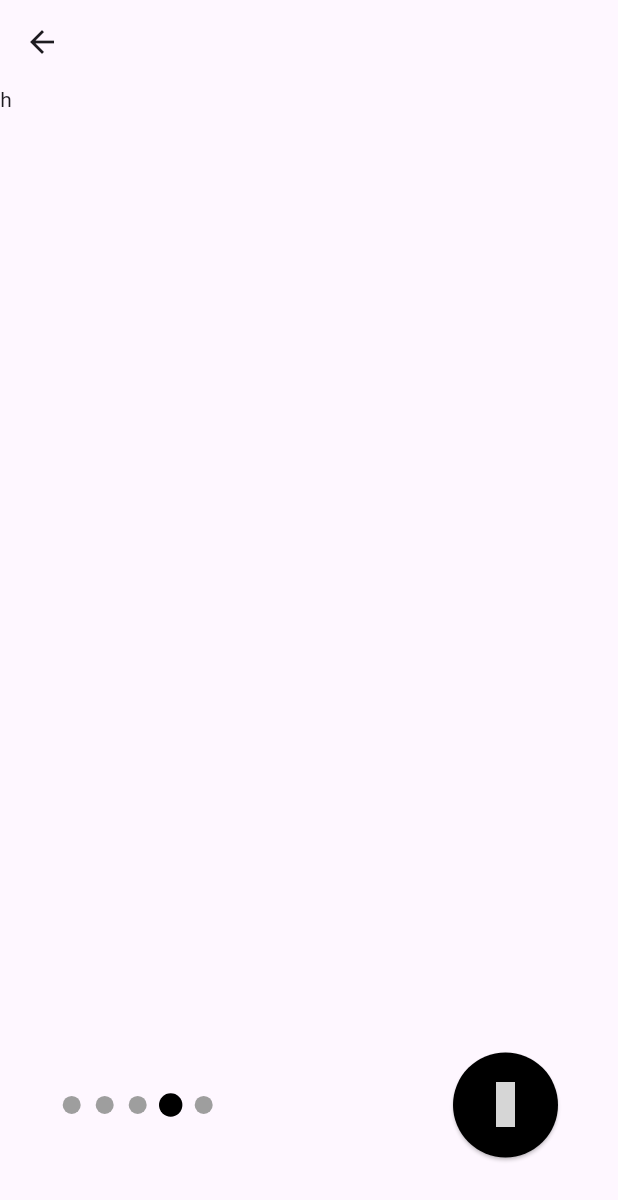
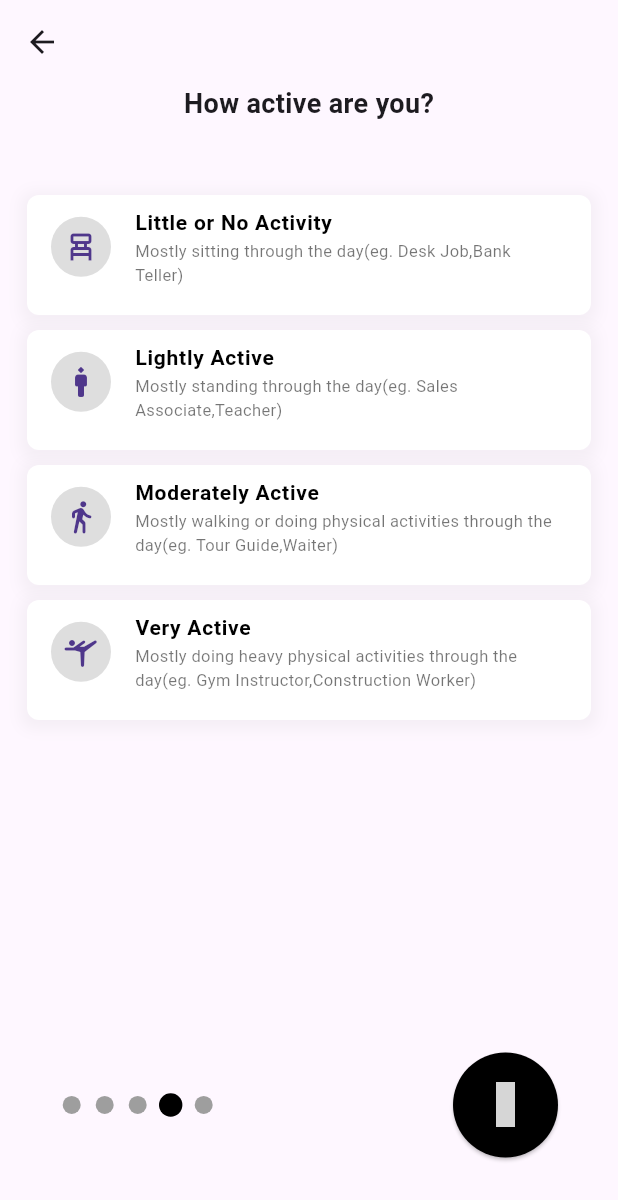
Before and after one commit to avalachaitanya2004/fitpal, a Flutter app: the IntroPage2 screen opened by its route, swiped to page 4, on a phone screen of 412 x 824 dp. Shown: the top 1200 px of the screen. Run offline on Flutter 3.47's test engine with Material 3 defaults, Android fonts, the phone set to English and light mode, and no system bars; drawn by our look-alikes of smooth_page_indicator; our stand-ins replace email_validator, firebase_auth, firebase_core, iconsax, lottie; missing offline and left inert: dart:ffi, infinite_listview; accounts and stored records are empty; grey boxes are pictures that could not be loaded.

Commit message:
added activity_page

```diff
--- a/lib/pages/introPages/activity_page.dart
+++ b/lib/pages/introPages/activity_page.dart
@@ -21,8 +21,96 @@ class _ActivityPageState extends State<ActivityPage> {
     'Croatia',
     'Cyprus'
   ];
+  final List<String> activity = <String>[
+    'Little or No Activity',
+    'Lightly Active',
+    'Moderately Active',
+    'Very Active'
+  ];
+  final List<String> activityDescription = <String>[
+    'Mostly sitting through the day(eg. Desk Job,Bank Teller)',
+    'Mostly standing through the day(eg. Sales Associate,Teacher)',
+    'Mostly walking or doing physical activities through the day(eg. Tour Guide,Waiter)',
+    'Mostly doing heavy physical activities through the day(eg. Gym Instructor,Construction Worker)'
+  ];
+  final List<IconData> icon = <IconData>[
+    Icons.chair_alt_outlined,
+    Icons.man_3_rounded,
+    Icons.directions_walk_rounded,
+    Icons.sports_gymnastics_rounded,
+  ];
+  final List<bool> isSelected = <bool>[false, false, false, false];
   @override
   Widget build(BuildContext context) {
-    return SingleChildScrollView(child: Text('h'));
+    return Column(
+      children: [
+        const Center(
+            child: Text(
+          'How active are you?',
+          style: TextStyle(fontSize: 18, fontWeight: FontWeight.bold),
+        )),
+        const SizedBox(height: 30),
+        Container(
+          padding: const EdgeInsets.all(10),
+          height: 400,
+          child: ListView.separated(
+            padding: const EdgeInsets.all(8),
+            itemCount: activity.length,
+            itemBuilder: (BuildContext context, int index) {
+              return Container(
+                decoration: BoxDecoration(
+                  borderRadius: BorderRadius.circular(8),
+                  border: isSelected[index] ? Border.all() : const Border(),
+                  boxShadow: [
+                    BoxShadow(
+                      color: Colors.grey.withOpacity(0.1),
+                      spreadRadius: 4,
+                      blurRadius: 8,
+                      offset: const Offset(0, 2), // changes position of shadow
+                    ),
+                  ],
+                  color: Colors.white,
+                ),
+                height: 80,
+                child: ListTile(
+                  onTap: () {
+                    setState(
+                      () {
+                        isSelected[index] = true;
+                        isSelected[(index + 1) % 4] = false;
+                        isSelected[(index + 2) % 4] = false;
+                        isSelected[(index + 3) % 4] = false;
+                      },
+                    );
+                  },
+                  leading: CircleAvatar(
+                    backgroundColor: const Color.fromARGB(211, 215, 215, 215),
+                    child: Icon(icon[index]),
+                  ),
+                  title: Text(
+                    activity[index],
+                    style: const TextStyle(
+                        color: Colors.black,
+                        fontSize: 14,
+                        fontWeight: FontWeight.bold),
+                  ),
+                  subtitle: Text(
+                    activityDescription[index],
+                    style: const TextStyle(
+                      color: Colors.black54,
+                      fontSize: 11,
+                    ),
+                  ),
+                ),
+              );
+            },
+            separatorBuilder: (BuildContext context, int index) =>
+                const SizedBox(
+              height: 10,
+            ),
+          ),
+        ),
+      ],
+    );
   }
 }
--- a/lib/pages/introPages/intro_page_2.dart
+++ b/lib/pages/introPages/intro_page_2.dart
@@ -145,7 +145,9 @@ class _IntroPage2State extends State<IntroPage2>
                       child: Padding(
                         padding: EdgeInsets.only(bottom: 20),
                         child: ElevatedButton(
-                            onPressed: () {},
+                            onPressed: () {
+                              // Navigator.pushNamed(context, '/home');
+                            },
                             style: buttonPrimary,
                             child: Text(
                               'Done',
```
